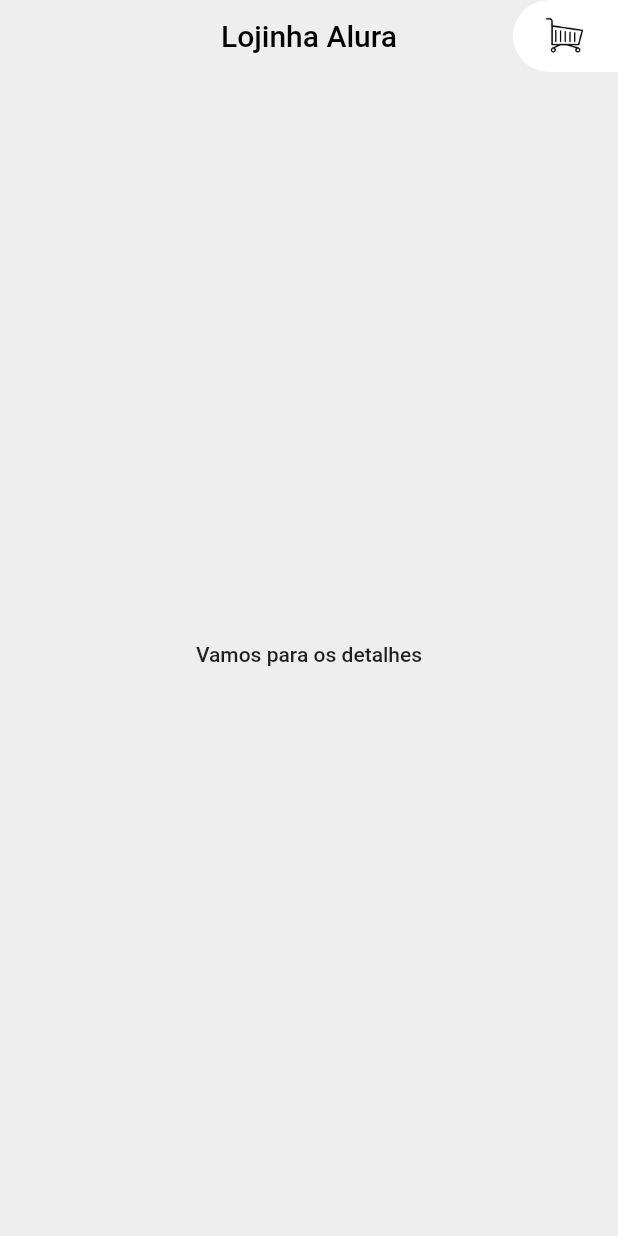
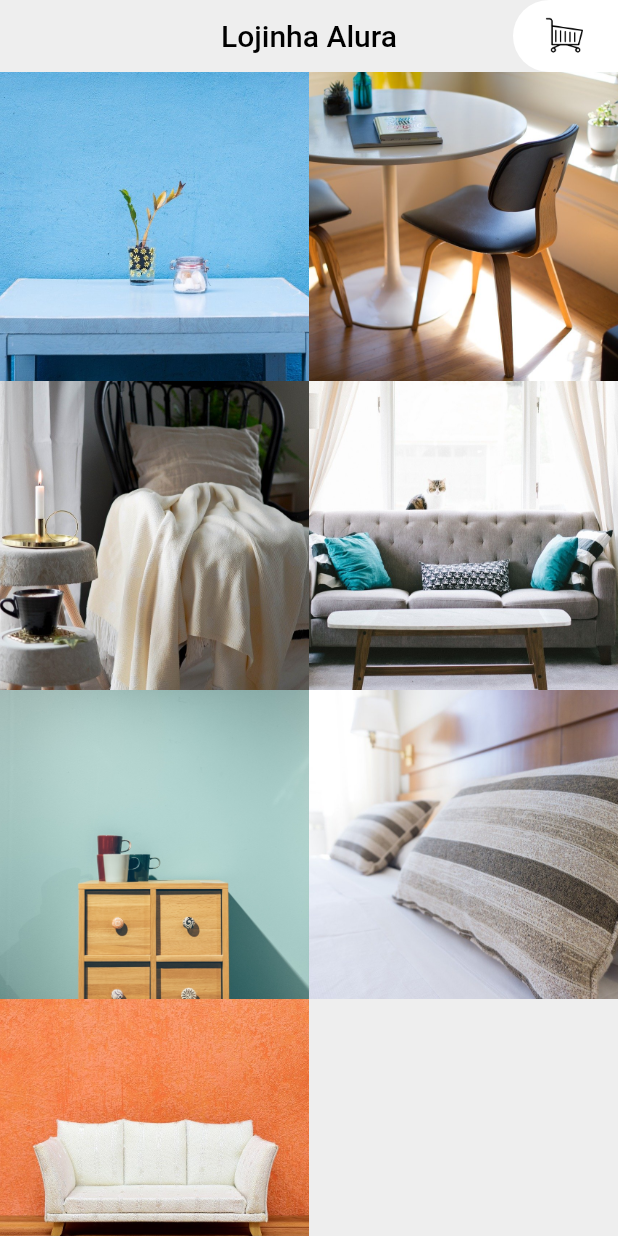
Before and after one commit to marcusmontanher/lojinha_alura, a Flutter app: the screen it shows after launch, on a phone screen of 412 x 824 dp. Run offline on Flutter 3.47's test engine with Material 2 defaults, Android fonts, the phone set to English and light mode, and no system bars.

Commit message:
grid view exibindo imagens

```diff
--- a/lib/main.dart
+++ b/lib/main.dart
@@ -1,8 +1,8 @@
 import 'package:flutter/material.dart';
-import 'package:lojinha_alura/moveis.dart';
+import 'package:lojinha_alura/modelos/moveis.dart';
 import 'package:lojinha_alura/paginas/carrinho.dart';
-import 'package:lojinha_alura/paginas/detalhes.dart';
 import 'package:lojinha_alura/widgets/appbar_customizada.dart';
+import 'package:lojinha_alura/widgets/grid_produtos.dart';
 
 void main() {
   runApp(MyApp());
@@ -35,18 +35,8 @@ class Inicio extends StatelessWidget {
         titulo: "Lojinha Alura",
         isCarrinho: false,
       ),
-      body: Center(
-        child: FlatButton(
-          onPressed: () {
-            Navigator.push(
-              context,
-              MaterialPageRoute(
-                builder: (context) => Detalhes(),
-              ),
-            );
-          },
-          child: Text('Vamos para os detalhes'),
-        ),
+      body: GridProdutos(
+        moveis: Moveis().moveis,
       ),
     );
   }
--- /dev/null
+++ b/lib/modelos/movel.dart
@@ -0,0 +1,15 @@
+class Movel {
+  String title;
+  String foto;
+  String descricao;
+  int preco;
+
+  Movel({this.title, this.foto, this.descricao, this.preco});
+
+  Movel.fromJson(Map<String, dynamic> json) {
+    title = json['titulo'];
+    foto = json['foto'];
+    descricao = json['descricao'];
+    preco = json['preco'];
+  }
+}
--- /dev/null
+++ b/lib/widgets/elemento_grid_produtos.dart
@@ -0,0 +1,16 @@
+import 'package:flutter/cupertino.dart';
+import 'package:lojinha_alura/modelos/movel.dart';
+import 'package:lojinha_alura/widgets/imagem_elemento_grid_produtos.dart';
+
+class ElementoGridProduto extends StatelessWidget {
+  final Movel movel;
+
+  const ElementoGridProduto({this.movel});
+
+  @override
+  Widget build(BuildContext context) {
+    return ImagemElementoGridProdutos(
+      imagem: movel.foto,
+    );
+  }
+}
--- /dev/null
+++ b/lib/widgets/grid_produtos.dart
@@ -0,0 +1,26 @@
+import 'package:flutter/cupertino.dart';
+import 'package:flutter/material.dart';
+import 'package:lojinha_alura/modelos/movel.dart';
+import 'package:lojinha_alura/widgets/elemento_grid_produtos.dart';
+
+class GridProdutos extends StatelessWidget {
+  final moveis;
+
+  const GridProdutos({this.moveis});
+
+  @override
+  Widget build(BuildContext context) {
+    return GridView.builder(
+      gridDelegate: SliverGridDelegateWithFixedCrossAxisCount(
+        crossAxisCount: 2,
+      ),
+      itemCount: moveis.length,
+      itemBuilder: (BuildContext context, int i) {
+        final movel = Movel.fromJson(moveis[i]);
+        return ElementoGridProduto(
+          movel: movel,
+        );
+      },
+    );
+  }
+}
--- /dev/null
+++ b/lib/widgets/imagem_elemento_grid_produtos.dart
@@ -0,0 +1,15 @@
+import 'package:flutter/cupertino.dart';
+
+class ImagemElementoGridProdutos extends StatelessWidget {
+  final String imagem;
+
+  const ImagemElementoGridProdutos({this.imagem});
+
+  @override
+  Widget build(BuildContext context) {
+    return Image(
+      fit: BoxFit.cover,
+      image: AssetImage('utilidades/assets/imagens/$imagem'),
+    );
+  }
+}
--- a/pubspec.yaml
+++ b/pubspec.yaml
@@ -35,6 +35,7 @@ flutter:
   # To add assets to your application, add an assets section, like this:
   assets:
     - utilidades/assets/icones/carrinho.png
+    - utilidades/assets/imagens/
 
   # An image asset can refer to one or more resolution-specific "variants", see
   # https://flutter.dev/assets-and-images/#resolution-aware.
```
Also changed, not shown: lib/modelos/moveis.dart (renamed from lib/moveis.dart), lib/widgets/degrade_elemento_grid_produtos.dart (added), lib/widgets/titulo_elemento_grid_produtos.dart (added).
